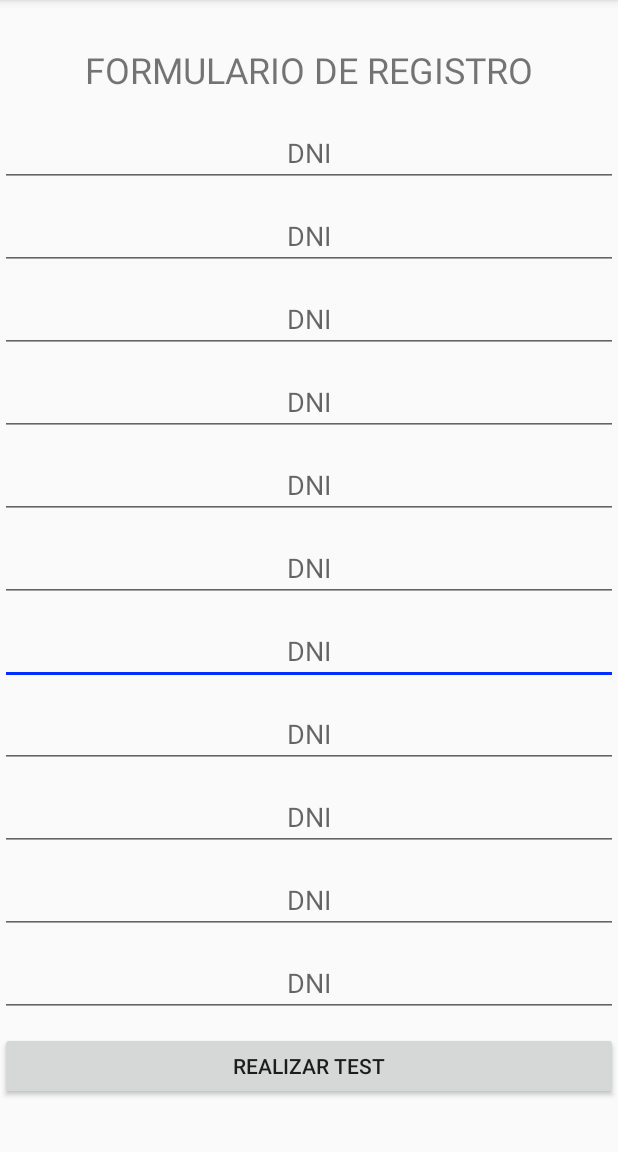
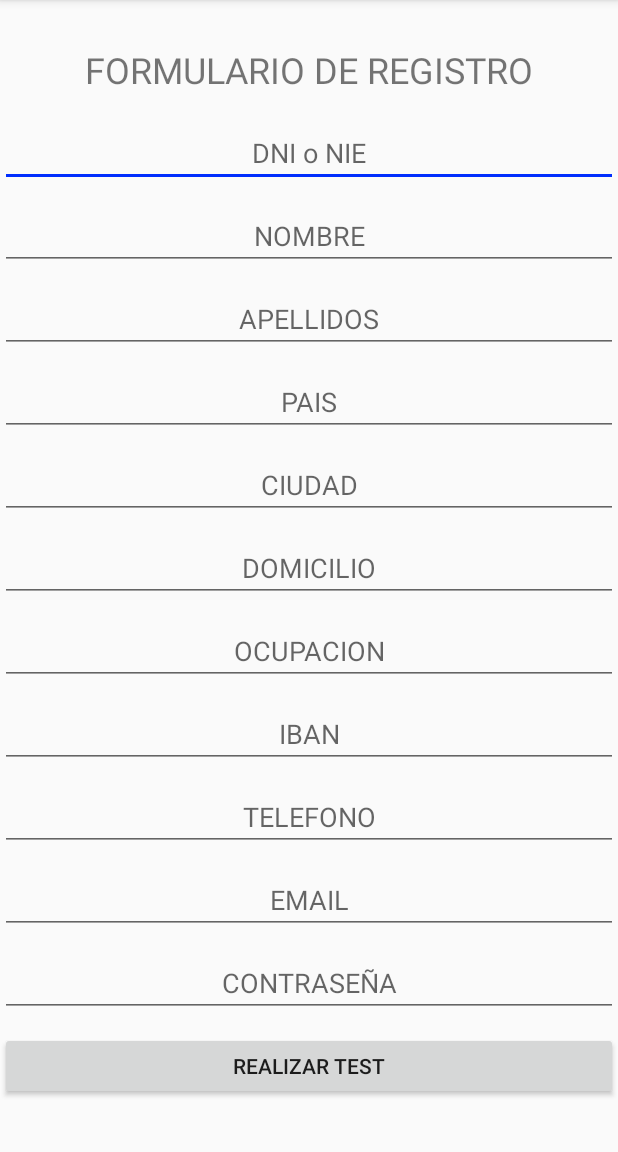
Before and after one commit to alexhernan94/MiRoboadvisor1_0, an Android app: the RegistroActivity screen opened directly, with no data from a screen before it, on a phone screen of 412 x 824 dp, the part 84-1236 px from its top. Run offline under Robolectric (Android 15) with nearby library versions, the phone set to English and light mode, and no system bars; our stand-ins replace Firebase (no records; nobody signed in at launch, a user with empty details on screens opened directly).

Commit message:
Terminada la clase del registro Implentadas las clases de validacion de DNI, NIE, IBAN
Retocar la parte de cuando un dato introducido es incorrecto, ya que en firebase no se guarda dicho dato

```diff
--- a/app/build.gradle
+++ b/app/build.gradle
@@ -25,7 +25,7 @@ dependencies {
     implementation 'androidx.constraintlayout:constraintlayout:1.1.3'
     implementation 'com.google.firebase:firebase-core:17.0.0'
     implementation 'com.google.firebase:firebase-auth:19.3.0'
-    implementation 'com.google.firebase:firebase-database:16.0.4'
+    implementation 'com.google.firebase:firebase-database:19.2.1'
     implementation 'com.google.android.gms:play-services-auth:17.0.0'
     implementation 'com.google.android.material:material:1.0.0'
     implementation 'androidx.annotation:annotation:1.1.0'
--- a/app/src/main/java/com/example/miroboadvisor1_0/MainActivity.java
+++ b/app/src/main/java/com/example/miroboadvisor1_0/MainActivity.java
@@ -17,7 +17,6 @@ import com.google.firebase.auth.FirebaseUser;
 public class MainActivity extends AppCompatActivity {
 
     private FirebaseAuth mAuth;
-    private FirebaseUser mUser;
 
     private EditText txtEmail;
     private EditText txtPass;
--- a/app/src/main/java/com/example/miroboadvisor1_0/PrincipalActivity.java
+++ b/app/src/main/java/com/example/miroboadvisor1_0/PrincipalActivity.java
@@ -7,10 +7,10 @@ import android.widget.Toast;
 
 import com.google.firebase.auth.FirebaseAuth;
 import com.google.firebase.auth.FirebaseUser;
+import com.google.firebase.database.DatabaseReference;
 
 public class PrincipalActivity extends AppCompatActivity {
 
-    private FirebaseUser mUser;
     private FirebaseAuth mAuth;
 
     @Override
@@ -24,5 +24,9 @@ public class PrincipalActivity extends AppCompatActivity {
 
         Toast.makeText(PrincipalActivity.this, "Bienvenido " + usuario, Toast.LENGTH_SHORT).show();
 
+
+
+
+
     }
 }
--- a/app/src/main/java/com/example/miroboadvisor1_0/RegistroActivity.java
+++ b/app/src/main/java/com/example/miroboadvisor1_0/RegistroActivity.java
@@ -3,12 +3,110 @@ package com.example.miroboadvisor1_0;
 import androidx.appcompat.app.AppCompatActivity;
 
 import android.os.Bundle;
+import android.view.View;
+import android.widget.Button;
+import android.widget.EditText;
+import android.widget.Toast;
+
+import com.google.firebase.database.DatabaseReference;
+import com.google.firebase.database.FirebaseDatabase;
+
+import java.util.HashMap;
+import java.util.Map;
 
 public class RegistroActivity extends AppCompatActivity {
+
+    private FirebaseDatabase database;
+
+    private EditText txtDni;
+    private EditText txtNombre;
+    private EditText txtApellidos;
+    private EditText txtPais;
+    private EditText txtCiudad;
+    private EditText txtDomicilio;
+    private EditText txtOcupacion;
+    private EditText txtIban;
+    private EditText txtTelefono;
+    private EditText txtEmail;
+    private EditText txtPass;
+
+    private Button btn_test;
 
     @Override
     protected void onCreate(Bundle savedInstanceState) {
         super.onCreate(savedInstanceState);
         setContentView(R.layout.activity_registro);
+
+        txtDni = (EditText) findViewById(R.id.editTextDni);
+        txtNombre = (EditText) findViewById(R.id.editTextNombre);
+        txtApellidos = (EditText) findViewById(R.id.editTextApellidos);
+        txtPais = (EditText) findViewById(R.id.editTextPais);
+        txtCiudad = (EditText) findViewById(R.id.editTextCiudad);
+        txtDomicilio = (EditText) findViewById(R.id.editTextDomicilio);
+        txtOcupacion = (EditText) findViewById(R.id.editTextOcupacion);
+        txtIban = (EditText) findViewById(R.id.editTextIban);
+        txtTelefono = (EditText) findViewById(R.id.editTextTelefono);
+        txtEmail = (EditText) findViewById(R.id.editTextEmail);
+        txtPass = (EditText) findViewById(R.id.editTextContraseña);
+
+        btn_test = (Button) findViewById(R.id.btn_test);
+
+        database = FirebaseDatabase.getInstance();
+
+
+        btn_test.setOnClickListener(new View.OnClickListener() {
+            @Override
+            public void onClick(View v) {
+
+                DatabaseReference myRef = database.getReference(txtDni.getText().toString());
+
+                String dni = txtDni.getText().toString();
+                String nombre = txtNombre.getText().toString();
+                String apellidos = txtApellidos.getText().toString();
+                String pais = txtPais.getText().toString();
+                String ciudad = txtCiudad.getText().toString();
+                String domicilio = txtDomicilio.getText().toString();
+                String ocupacion = txtOcupacion.getText().toString();
+                String iban = txtIban.getText().toString();
+                String telefono = txtTelefono.getText().toString();
+                String email = txtEmail.getText().toString();
+                String contraseña = txtPass.getText().toString();
+
+                cargaDatos(myRef, dni, nombre, apellidos, pais, ciudad, domicilio, ocupacion, iban, telefono, email, contraseña);
+
+                Toast.makeText(RegistroActivity.this, "Datos guardados correctamente", Toast.LENGTH_SHORT).show();
+            }
+        });
+    }
+
+    private void cargaDatos(DatabaseReference myRef, String dni, String nombre, String apellidos, String pais, String ciudad, String domicilio, String ocupacion, String iban, String telefono, String email, String contraseña) {
+
+        Map<String, Object> datosUsuario = new HashMap<>();
+
+        if (Validaciones.validarDNI(dni) || Validaciones.validarNIE(dni)){
+            datosUsuario.put("DNI", dni);
+        }else {
+            Toast.makeText(RegistroActivity.this, "DNI o NIE incorrecto", Toast.LENGTH_SHORT).show();
+        }
+        datosUsuario.put("Nombre", nombre);
+        datosUsuario.put("Apelllidos", apellidos);
+        datosUsuario.put("Pais", pais);
+        datosUsuario.put("Ciudad", ciudad);
+        datosUsuario.put("Domicilio", domicilio);
+        datosUsuario.put("Ocupacion", ocupacion);
+        if(Validaciones.validarIBAN(iban)){
+            datosUsuario.put("IBAN", iban);
+        }else{
+            Toast.makeText(RegistroActivity.this, "IBAN incorrecto", Toast.LENGTH_SHORT).show();
+        }
+        if(telefono.length()==9){
+            datosUsuario.put("Telefono", telefono);
+        }else {
+            Toast.makeText(RegistroActivity.this, "Telefono incorrecto", Toast.LENGTH_SHORT).show();
+        }
+        datosUsuario.put("Email", email);
+        datosUsuario.put("Contraseña", contraseña);
+
+        myRef.setValue(datosUsuario);
     }
 }
--- a/app/src/main/res/layout/activity_registro.xml
+++ b/app/src/main/res/layout/activity_registro.xml
@@ -8,162 +8,164 @@
     android:orientation="vertical"
     tools:context=".RegistroActivity">
 
-    <EditText
-        android:id="@+id/editText6"
+    <TextView
+        android:id="@+id/textView3"
+        android:layout_width="match_parent"
+        android:layout_height="45dp"
+        android:layout_marginTop="24dp"
+        android:gravity="center"
+        android:text="FORMULARIO DE REGISTRO"
+        android:textSize="24sp"
         app:layout_constraintEnd_toEndOf="parent"
         app:layout_constraintStart_toStartOf="parent"
+        app:layout_constraintTop_toTopOf="parent" />
+
+    <EditText
+        android:id="@+id/editTextDni"
         android:layout_width="match_parent"
         android:layout_height="45dp"
         android:layout_marginTop="10dp"
         android:ems="10"
+        android:gravity="center"
+        android:hint="DNI o NIE"
         android:inputType="textPersonName"
-        android:gravity="center"
-        android:hint="DNI"
-        app:layout_constraintTop_toBottomOf="@+id/editText8"
-        tools:layout_editor_absoluteX="99dp" />
+        app:layout_constraintEnd_toEndOf="parent"
+        app:layout_constraintStart_toStartOf="parent"
+        app:layout_constraintTop_toBottomOf="@+id/textView3" />
 
     <EditText
-        android:id="@+id/editText10"
-        app:layout_constraintEnd_toEndOf="parent"
-        app:layout_constraintStart_toStartOf="parent"
+        android:id="@+id/editTextNombre"
         android:layout_width="match_parent"
         android:layout_height="45dp"
         android:layout_marginTop="10dp"
         android:ems="10"
+        android:gravity="center"
+        android:hint="NOMBRE"
         android:inputType="textPersonName"
-        android:gravity="center"
-        android:hint="DNI"
-        app:layout_constraintTop_toBottomOf="@+id/editText11"
-        tools:layout_editor_absoluteX="99dp" />
+        app:layout_constraintEnd_toEndOf="parent"
+        app:layout_constraintStart_toStartOf="parent"
+        app:layout_constraintTop_toBottomOf="@+id/editTextDni" />
 
     <EditText
-        android:id="@+id/editText7"
-        app:layout_constraintEnd_toEndOf="parent"
-        app:layout_constraintStart_toStartOf="parent"
+        android:id="@+id/editTextApellidos"
         android:layout_width="match_parent"
         android:layout_height="45dp"
         android:layout_marginTop="10dp"
         android:ems="10"
+        android:gravity="center"
+        android:hint="APELLIDOS"
         android:inputType="textPersonName"
-        android:gravity="center"
-        android:hint="DNI"
-        app:layout_constraintTop_toBottomOf="@+id/editText6"
-        tools:layout_editor_absoluteX="99dp" />
+        app:layout_constraintEnd_toEndOf="parent"
+        app:layout_constraintStart_toStartOf="parent"
+        app:layout_constraintTop_toBottomOf="@+id/editTextNombre" />
 
     <EditText
-        android:id="@+id/editText11"
-        app:layout_constraintEnd_toEndOf="parent"
-        app:layout_constraintStart_toStartOf="parent"
+        android:id="@+id/editTextPais"
         android:layout_width="match_parent"
         android:layout_height="45dp"
         android:layout_marginTop="10dp"
         android:ems="10"
+        android:gravity="center"
+        android:hint="PAIS"
         android:inputType="textPersonName"
-        android:gravity="center"
-        android:hint="DNI"
-        app:layout_constraintTop_toBottomOf="@+id/editText9"
-        tools:layout_editor_absoluteX="99dp" />
+        app:layout_constraintEnd_toEndOf="parent"
+        app:layout_constraintStart_toStartOf="parent"
+        app:layout_constraintTop_toBottomOf="@+id/editTextApellidos" />
 
     <EditText
-        android:id="@+id/editText"
-        app:layout_constraintEnd_toEndOf="parent"
-        app:layout_constraintStart_toStartOf="parent"
+        android:id="@+id/editTextCiudad"
         android:layout_width="match_parent"
         android:layout_height="45dp"
         android:layout_marginTop="10dp"
         android:ems="10"
+        android:gravity="center"
+        android:hint="CIUDAD"
         android:inputType="textPersonName"
-        android:gravity="center"
-        android:hint="DNI"
-        app:layout_constraintTop_toBottomOf="@+id/textView3" />
+        app:layout_constraintEnd_toEndOf="parent"
+        app:layout_constraintStart_toStartOf="parent"
+        app:layout_constraintTop_toBottomOf="@+id/editTextPais" />
 
     <EditText
-        android:id="@+id/editText9"
-        app:layout_constraintEnd_toEndOf="parent"
-        app:layout_constraintStart_toStartOf="parent"
+        android:id="@+id/editTextDomicilio"
         android:layout_width="match_parent"
         android:layout_height="45dp"
         android:layout_marginTop="10dp"
         android:ems="10"
+        android:gravity="center"
+        android:hint="DOMICILIO"
         android:inputType="textPersonName"
-        android:gravity="center"
-        android:hint="DNI"
-
-        app:layout_constraintTop_toBottomOf="@+id/editText7"
-        tools:layout_editor_absoluteX="99dp" />
+        app:layout_constraintEnd_toEndOf="parent"
+        app:layout_constraintStart_toStartOf="parent"
+        app:layout_constraintTop_toBottomOf="@+id/editTextCiudad" />
 
     <EditText
-        android:id="@+id/editText5"
-        app:layout_constraintEnd_toEndOf="parent"
-        app:layout_constraintStart_toStartOf="parent"
+        android:id="@+id/editTextOcupacion"
         android:layout_width="match_parent"
         android:layout_height="45dp"
         android:layout_marginTop="10dp"
         android:ems="10"
+        android:gravity="center"
+        android:hint="OCUPACION"
         android:inputType="textPersonName"
-        android:gravity="center"
-        android:hint="DNI"
-        app:layout_constraintTop_toBottomOf="@+id/editText4"
-        tools:layout_editor_absoluteX="99dp" />
+        app:layout_constraintEnd_toEndOf="parent"
+        app:layout_constraintStart_toStartOf="parent"
+        app:layout_constraintTop_toBottomOf="@+id/editTextDomicilio" />
 
     <EditText
-        android:id="@+id/editText3"
-        app:layout_constraintEnd_toEndOf="parent"
-        app:layout_constraintStart_toStartOf="parent"
+        android:id="@+id/editTextIban"
         android:layout_width="match_parent"
         android:layout_height="45dp"
         android:layout_marginTop="10dp"
         android:ems="10"
+        android:gravity="center"
+        android:hint="IBAN"
         android:inputType="textPersonName"
-        android:gravity="center"
-        android:hint="DNI"
-        app:layout_constraintTop_toBottomOf="@+id/editText2"
-        tools:layout_editor_absoluteX="99dp" />
+        app:layout_constraintEnd_toEndOf="parent"
+        app:layout_constraintStart_toStartOf="parent"
+        app:layout_constraintTop_toBottomOf="@+id/editTextOcupacion" />
 
     <EditText
-        android:id="@+id/editText4"
-        app:layout_constraintEnd_toEndOf="parent"
-        app:layout_constraintStart_toStartOf="parent"
+        android:id="@+id/editTextTelefono"
         android:layout_width="match_parent"
         android:layout_height="45dp"
         android:layout_marginTop="10dp"
         android:ems="10"
-        android:inputType="textPersonName"
         android:gravity="center"
-        android:hint="DNI"
-        app:layout_constraintTop_toBottomOf="@+id/editText3"
-        tools:layout_editor_absoluteX="99dp" />
+        android:hint="TELEFONO"
+        android:inputType="phone"
+        app:layout_constraintEnd_toEndOf="parent"
+        app:layout_constraintStart_toStartOf="parent"
+
+        app:layout_constraintTop_toBottomOf="@+id/editTextIban" />
 
     <EditText
-        android:id="@+id/editText2"
-        app:layout_constraintEnd_toEndOf="parent"
-        app:layout_constraintStart_toStartOf="parent"
+        android:id="@+id/editTextEmail"
         android:layout_width="match_parent"
         android:layout_height="45dp"
         android:layout_marginTop="10dp"
         android:ems="10"
-        android:inputType="textPersonName"
         android:gravity="center"
-        android:hint="DNI"
-        app:layout_constraintTop_toBottomOf="@+id/editText"
-        tools:layout_editor_absoluteX="99dp" />
+        android:hint="EMAIL"
+        android:inputType="textEmailAddress"
+        app:layout_constraintEnd_toEndOf="parent"
+        app:layout_constraintStart_toStartOf="parent"
+        app:layout_constraintTop_toBottomOf="@+id/editTextTelefono" />
 
     <EditText
-        android:id="@+id/editText8"
-        app:layout_constraintEnd_toEndOf="parent"
-        app:layout_constraintStart_toStartOf="parent"
+        android:id="@+id/editTextContraseña"
         android:layout_width="match_parent"
         android:layout_height="45dp"
         android:layout_marginTop="10dp"
         android:ems="10"
-        android:inputType="textPersonName"
         android:gravity="center"
-        android:hint="DNI"
-        app:layout_constraintTop_toBottomOf="@+id/editText5"
-        tools:layout_editor_absoluteX="99dp" />
+        android:hint="CONTRASEÑA"
+        android:inputType="textPassword"
+        app:layout_constraintEnd_toEndOf="parent"
+        app:layout_constraintStart_toStartOf="parent"
+        app:layout_constraintTop_toBottomOf="@+id/editTextEmail" />
 
     <Button
-        android:id="@+id/button"
+        android:id="@+id/btn_test"
         app:layout_constraintEnd_toEndOf="parent"
         app:layout_constraintStart_toStartOf="parent"
         android:layout_width="match_parent"
@@ -171,21 +173,8 @@
         android:layout_marginTop="10dp"
         android:text="Realizar test"
         app:layout_constraintBottom_toBottomOf="parent"
-        app:layout_constraintTop_toBottomOf="@+id/editText10"
+        app:layout_constraintTop_toBottomOf="@+id/editTextContraseña"
         app:layout_constraintVertical_bias="0.0"
         tools:layout_editor_absoluteX="143dp" />
 
-    <TextView
-        android:id="@+id/textView3"
-        app:layout_constraintEnd_toEndOf="parent"
-        app:layout_constraintStart_toStartOf="parent"
-        android:layout_width="match_parent"
-        android:layout_height="45dp"
-        android:layout_marginTop="24dp"
-        android:gravity="center"
-        android:text="FORMULARIO DE REGISTRO"
-        android:textSize="24sp"
-        app:layout_constraintTop_toTopOf="parent"
-        tools:layout_editor_absoluteX="55dp" />
-
 </androidx.constraintlayout.widget.ConstraintLayout>
```
Also changed, not shown: app/src/main/java/com/example/miroboadvisor1_0/Validaciones.java (added, +110 -0 lines).
